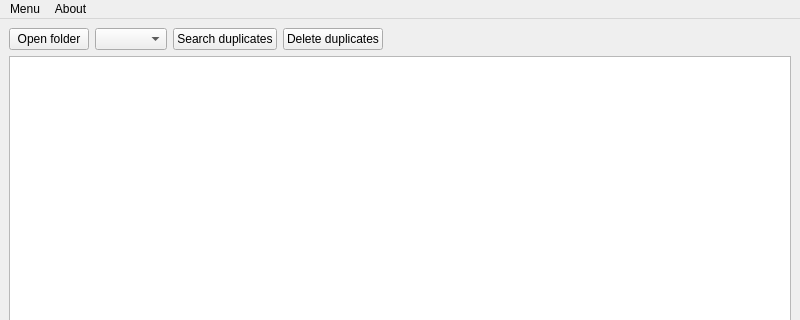
Qt form mainwindow.ui (FomkaExe/DeleteDuplicatedFiles) before a commit; both pictures show x 0 to 800 and y 0 to 320 of the 800 by 600 pixel window.
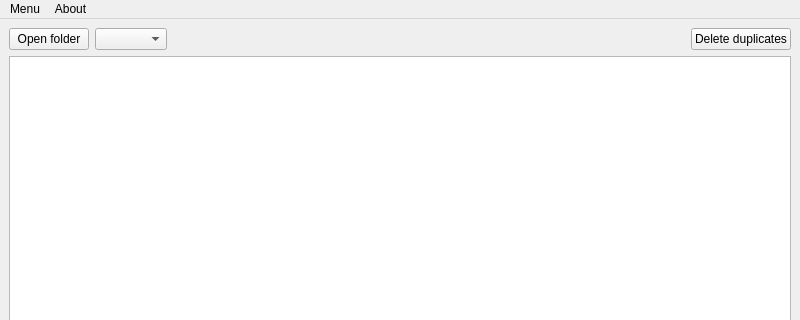
The same form after that commit.

Commit message: * Images can now be opened * Folders that have duplicates are now highlighted as yellow * "Find duplicates" button is removed, now duplicates are searched when folder is opened * Minor FSItem and DuplicateFSModel refactoring

```diff
--- a/mainwindow.ui
+++ b/mainwindow.ui
@@ -34,20 +34,6 @@
         </property>
        </widget>
       </item>
-      <item>
-       <widget class="QPushButton" name="searchButton">
-        <property name="text">
-         <string>Search duplicates</string>
-        </property>
-       </widget>
-      </item>
-      <item>
-       <widget class="QPushButton" name="deleteButton">
-        <property name="text">
-         <string>Delete duplicates</string>
-        </property>
-       </widget>
-      </item>
       <item>
        <spacer name="horizontalSpacer">
         <property name="orientation">
@@ -61,6 +47,19 @@
         </property>
        </spacer>
       </item>
+      <item>
+       <widget class="QPushButton" name="deleteButton">
+        <property name="sizePolicy">
+         <sizepolicy hsizetype="Minimum" vsizetype="Minimum">
+          <horstretch>0</horstretch>
+          <verstretch>0</verstretch>
+         </sizepolicy>
+        </property>
+        <property name="text">
+         <string>Delete duplicates</string>
+        </property>
+       </widget>
+      </item>
      </layout>
     </item>
     <item row="1" column="0">
```
Left out of the diff: 17 changed lines with no effect on the pictures. The commit also changes 6 other files.
